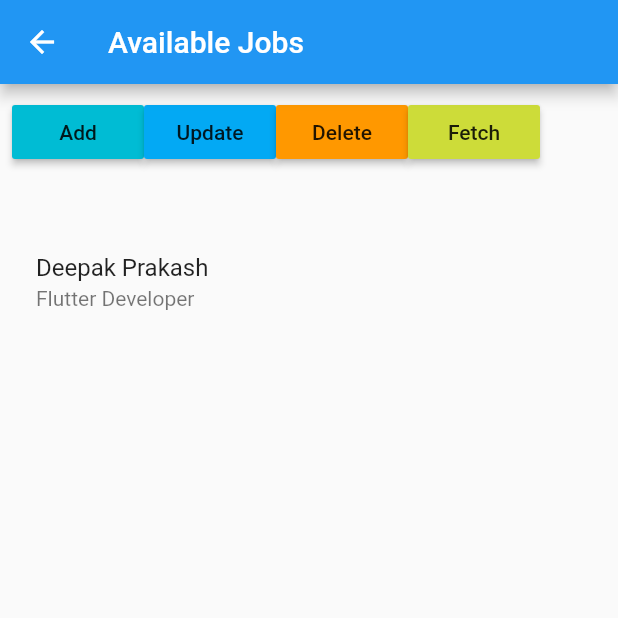
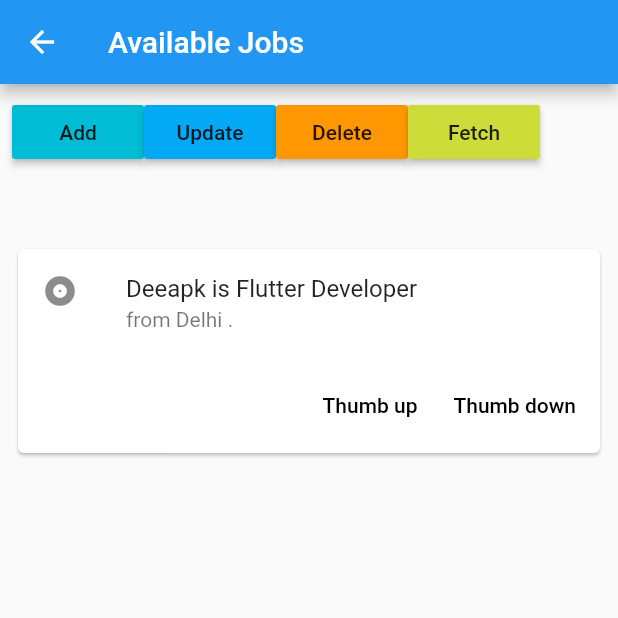
Before and after one commit to DEEPAK2811/flut_job, a Flutter app: the CrudSample screen opened by its route, after a tap on "Add", on a phone screen of 412 x 824 dp, the top half of it. Run offline on Flutter 3.47's test engine with Material 2 defaults, Android fonts, the phone set to English and light mode, and no system bars; our stand-ins replace cloud_firestore, firebase_auth, font_awesome_flutter, google_sign_in; accounts and stored records are empty; statements that could not run were skipped.

Commit message:
cards updated

```diff
--- a/lib/models/joblistmodel.dart
+++ b/lib/models/joblistmodel.dart
@@ -1,4 +1,56 @@
-class Joblistmodel {
+import 'package:cloud_firestore/cloud_firestore.dart';
+
+class JoblistModel {
+  final DocumentReference reference;
+  String name;
+  String desc;
+  String location;
+
+
+  JoblistModel.data(this.reference,
+      [this.name,
+        this.desc,
+        this.location]) {
+    // Set these rather than using the default value because Firebase returns
+    // null if the value is not specified.
+    this.name ??= 'Deeapk';
+    this.desc ??= 'Flutter Developer';
+    this.location ??= 'Delhi';
+  }
+
+  factory JoblistModel.from(DocumentSnapshot document) => JoblistModel.data(
+      document.reference,
+      document.data['name'],
+      document.data['desc'],
+      document.data['location'],
+      );
+
+  void save() {
+    reference.setData(toMap());
+  }
+
+  Map<String, dynamic> toMap() {
+    return {
+      'name': name,
+      'desc': desc,
+      'location': location,
+    };
+  }
+}
+
+
+
+
+
+
+
+
+
+
+
+
+
+/*class Joblistmodel {
   String jobid;
   String jobname;
   String jobdescription;
@@ -14,7 +66,7 @@ class Joblistmodel {
       this.jobamount,
       this.jobtime});
 
-/*factory Joblistmodel.fromJson(Map<String, dynamic> parsedJson){
+factory Joblistmodel.fromJson(Map<String, dynamic> parsedJson){
     return Joblistmodel(
       jobid: parsedJson['id'],
       jobname : parsedJson['name'],
@@ -31,8 +83,6 @@ getList() async{
    });
 }
 
-*/
-
-
 
 }
+*/
--- a/lib/ui/pages/jobs/job_lists.dart
+++ b/lib/ui/pages/jobs/job_lists.dart
@@ -1,4 +1,6 @@
-import 'package:flut_job/models/joblistmodel.dart';
+
+
+/*import 'package:flut_job/models/joblistmodel.dart';
 import 'package:flutter/material.dart';
 
 class joblist extends StatefulWidget {
@@ -32,3 +34,5 @@ class _joblistState extends State<joblist> {
   }
 
 }
+
+*/
--- a/lib/ui/pages/jobs/jobcard.dart
+++ b/lib/ui/pages/jobs/jobcard.dart
@@ -1,8 +1,79 @@
+import 'package:flut_job/models/joblistmodel.dart';
 import 'package:flutter/material.dart';
 
 
-Widget jobcard(){
-Center(
+class JobCard extends StatefulWidget {
+
+  final JoblistModel data;
+
+  JobCard(this.data);
+
+  @override
+  State<StatefulWidget> createState() {
+    return JobCardState(data);
+  }
+}
+
+class JobCardState extends State<JobCard> {
+  JoblistModel data;
+  String renderUrl;
+
+  JobCardState(this.data);
+
+  Widget get jobCard {
+    return
+      new Card(
+        child: Column(
+          mainAxisSize: MainAxisSize.min,
+          children: <Widget>[
+            ListTile(
+              leading: const Icon(Icons.album),
+              title: Text('${data.name} is ${data.desc} '),
+              subtitle: Text('from ${data.location} .'),
+            ),
+            new ButtonTheme.bar( // make buttons use the appropriate styles for cards
+              child: new ButtonBar(
+                children: <Widget>[
+                  new FlatButton(
+                    child: const Text('Thumb up'),
+                    onPressed: () { /* ... */ },
+                  ),
+                  new FlatButton(
+                    child: const Text('Thumb down'),
+                    onPressed: () { /* ... */ },
+                  )]))]));
+  }
+
+  @override
+  Widget build(BuildContext context) {
+    return new Container(
+          child:  jobCard,
+        );
+  }
+}
+
+
+
+
+
+/*import 'package:flutter/material.dart';
+
+class jobcard extends StatefulWidget {
+  @override
+  _jobcardState createState() => _jobcardState();
+}
+
+class _jobcardState extends State<jobcard> {
+  @override
+  Widget build(BuildContext context) {
+    return Container(
+      child: procard(),
+    );
+  }
+}
+
+Widget procard() {
+  return Center(
     child: Card(
       child: Column(
         mainAxisSize: MainAxisSize.min,
@@ -12,16 +83,17 @@ Center(
             title: Text('The Enchanted Soul'),
             subtitle: Text('Music by MusicDp. Lyrics by Deepak Prakash.'),
           ),
-        ButtonTheme.bar( // make buttons use the appropriate styles for cards
+          ButtonTheme.bar(
+            // make buttons use the appropriate styles for cards
             child: ButtonBar(
               children: <Widget>[
                 FlatButton(
                   child: const Text('Approve'),
-                onPressed: () { /* ... */ },
+                  onPressed: () {},
                 ),
                 FlatButton(
                   child: const Text('Cancel'),
-                onPressed: () { /* ... */ },
+                  onPressed: () {},
                 ),
               ],
             ),
@@ -31,3 +103,4 @@ Center(
     ),
   );
 }
+*/
--- a/lib/ui/pages/testpage.dart
+++ b/lib/ui/pages/testpage.dart
@@ -4,6 +4,9 @@ import 'package:cloud_firestore/cloud_firestore.dart';
 import 'package:flutter/material.dart';
 import 'package:firebase_auth/firebase_auth.dart';
 import 'package:google_sign_in/google_sign_in.dart';
+
+import 'package:flut_job/models/joblistmodel.dart';
+import 'package:flut_job/ui/pages/jobs/jobcard.dart';
 
 class CrudSample extends StatefulWidget {
   @override
@@ -160,17 +163,53 @@ class CrudSampleState extends State<CrudSample> {
             case ConnectionState.waiting:
               return new Center(child: new CircularProgressIndicator());
             default:
-              return new ListView(children: getExpenseItems(snapshot));
+              var documents = snapshot.data?.documents ?? [];
+              var docs = documents
+                  .map((snapshot) => JoblistModel.from(snapshot))
+                  .toList();
+              return JobPage(docs);
           }
         },
       );
 }
 
-getExpenseItems(AsyncSnapshot<QuerySnapshot> snapshot) {
+/*getExpenseItems(AsyncSnapshot<QuerySnapshot> snapshot) {
   return snapshot.data.documents
       .map((doc) => new ListTile(
           title: new Text(doc["name"]),
           subtitle: new Text(doc["desc"].toString())
           ))
       .toList();
+}  */
+
+class JobPage extends StatefulWidget {
+  final List<JoblistModel> allJobs;
+
+  JobPage(this.allJobs);
+
+  @override
+  State<StatefulWidget> createState() {
+    return JobPageState();
+  }
 }
+
+class JobPageState extends State<JobPage> {
+  @override
+  Widget build(BuildContext context) {
+    //  var filteredBaby = widget.allFish.where((BabyData data) {
+    //    data.name = 'Dana';
+    //  }).toList();
+
+    return MaterialApp(
+        home: SafeArea(
+            child: Scaffold(
+      body: Container(
+          child: ListView.builder(
+              itemCount: widget.allJobs.length,
+              padding: const EdgeInsets.only(top: 10.0),
+              itemBuilder: (context, index) {
+                return JobCard(widget.allJobs[index]);
+              })),
+    )));
+  }
+}
```
Lines whose indentation alone changed are shown as unchanged.
